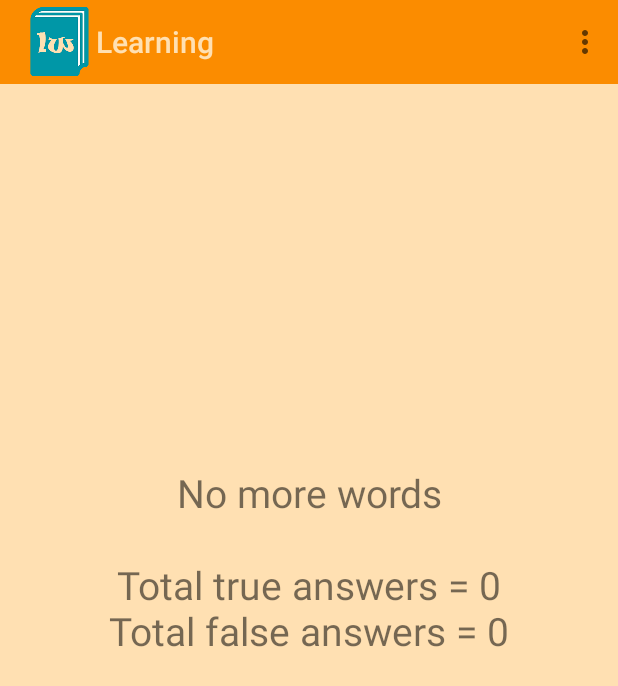
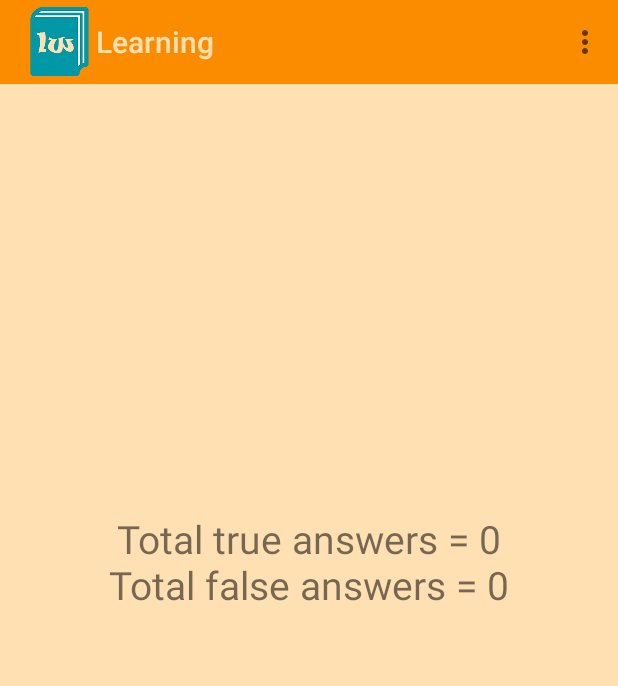
Before and after one commit to zhdanov-ek/LearnWords, an Android app: the VariantActivity screen opened directly, with no data from a screen before it, on a phone screen of 412 x 824 dp. Shown: the top 686 px of the screen. Run offline under Robolectric (Android 15) with nearby library versions, the phone set to English and light mode, and no system bars; 7 statements that could not run were skipped.

Commit message:
Fix empty data on input, add result toasts

```diff
--- a/app/src/main/java/com/example/gek/learnwords/activity/VariantActivity.java
+++ b/app/src/main/java/com/example/gek/learnwords/activity/VariantActivity.java
@@ -29,6 +29,7 @@ import android.view.animation.AnimationUtils;
 import android.widget.Button;
 import android.widget.ImageView;
 import android.widget.TextView;
+import android.widget.Toast;
 
 import com.example.gek.learnwords.R;
 import com.example.gek.learnwords.data.Consts;
@@ -272,10 +273,7 @@ public class VariantActivity extends AppCompatActivity
             btn_answer2.setVisibility(View.GONE);
             btn_answer3.setVisibility(View.GONE);
             btn_answer4.setVisibility(View.GONE);
-            String message = getResources().getString(R.string.end_of_testing) + "\n\n" +
-                    getResources().getString(R.string.answers_true) + " = " + mTotalTrueAnswers + "\n" +
-                    getResources().getString(R.string.answers_false) + " = " + mTotalFalseAnswers;
-            tv_word.setText(message);
+            tv_word.setText(showResult());
         }
         // Callback отработал
         mHasRunCallback = false;
@@ -287,6 +285,17 @@ public class VariantActivity extends AppCompatActivity
             showNextWord();
         }
     };
+
+
+    /** Формируем итоги */
+    private String showResult(){
+        String message = getResources().getString(R.string.answers_true) + " = " + mTotalTrueAnswers + "\n" +
+                getResources().getString(R.string.answers_false) + " = " + mTotalFalseAnswers;
+        mTotalFalseAnswers = 0;
+        mTotalTrueAnswers = 0;
+        return message;
+    }
+
 
     /** Проверяем правильно ли выбран ответ */
     private  void checkAnswer(Button b){
@@ -371,6 +380,11 @@ public class VariantActivity extends AppCompatActivity
             handler.removeCallbacks(runnableShowNextWord);
         }
 
+        // Если результаты есть и они не показывались при переборе всех слов то показываем итоги
+        if (!(mTotalTrueAnswers == 0) && (mTotalFalseAnswers == 0)){
+            Toast.makeText(ctx, showResult(), Toast.LENGTH_LONG).show();
+        }
+
         mDb.close();
         super.onDestroy();
         }
--- a/app/src/main/res/layout/activity_input.xml
+++ b/app/src/main/res/layout/activity_input.xml
@@ -42,7 +42,8 @@
 
         <android.support.design.widget.TextInputLayout
             android:layout_width="match_parent"
-            android:layout_height="wrap_content">
+            android:layout_height="wrap_content"
+            android:id="@+id/etTranslateLayout">
 
             <EditText
                 android:id="@+id/etTranslate"
@@ -72,7 +73,8 @@
         <Button
             android:id="@+id/btnCheck"
             style="@style/ButtonGreen"
-            android:text="@string/ok" />
+            android:text="@string/ok"
+            android:enabled="false"/>
     </LinearLayout>
 
 </LinearLayout>
```
Also changed, not shown: app/src/main/java/com/example/gek/learnwords/activity/InputActivity.java (+53 -4 lines).
